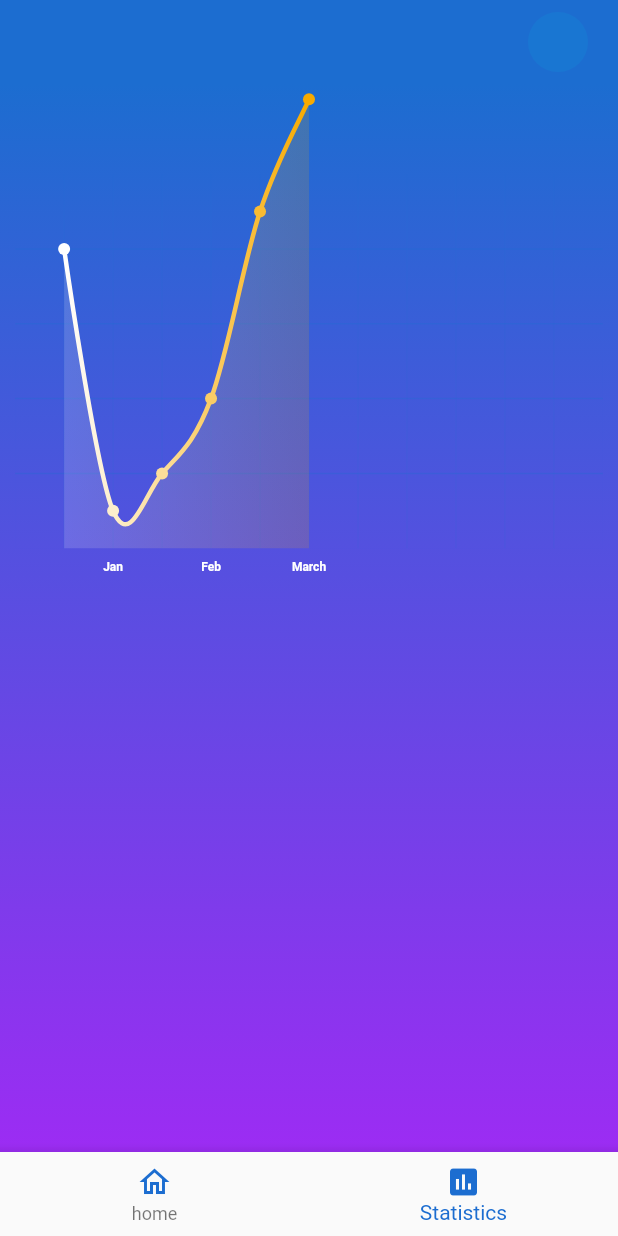
After one commit to ZH1KAR/ewallet, a Flutter app: the HomePage screen opened directly, item 2 of the bottom bar chosen, on a phone screen of 412 x 824 dp. The commit adds this screen. Run offline on Flutter 3.47's test engine with Material 2 defaults, Android fonts, the phone set to English and light mode, and no system bars; drawn by our look-alikes of fl_chart; our stand-ins replace auto_size_text, google_fonts, syncfusion_flutter_charts.

Commit message:
linearChart

```diff
--- a/lib/constants.dart
+++ b/lib/constants.dart
@@ -14,3 +14,5 @@ TextStyle kRobotoMedium =
     GoogleFonts.roboto(color: Colors.white54, fontSize: 6);
 TextStyle kRobotoBlackBold =
     GoogleFonts.roboto(fontSize: 12, fontWeight: FontWeight.bold);
+TextStyle kRobotoChart = GoogleFonts.roboto(
+    fontSize: 8, fontWeight: FontWeight.w600, color: Colors.white);
--- /dev/null
+++ b/lib/screens/chart_screen.dart
@@ -0,0 +1,43 @@
+import 'package:ewallet/constants.dart';
+import 'package:ewallet/widgets/line_chart_widgets.dart';
+import 'package:flutter/material.dart';
+
+class ChartStatistics extends StatefulWidget {
+  const ChartStatistics({Key? key}) : super(key: key);
+
+  @override
+  State<ChartStatistics> createState() => _ChartStatisticsState();
+}
+
+class _ChartStatisticsState extends State<ChartStatistics> {
+  @override
+  Widget build(BuildContext context) {
+    Size size = MediaQuery.of(context).size;
+    return Scaffold(
+      body: SafeArea(
+        child: Container(
+          padding: EdgeInsets.all(10),
+          width: size.width,
+          height: size.height,
+          decoration: BoxDecoration(
+            gradient: LinearGradient(
+                begin: Alignment.topCenter,
+                end: Alignment.bottomCenter,
+                colors: [klightBlue, klightPurpule],
+                tileMode: TileMode.clamp),
+          ),
+          child: ListView(children: [
+            SizedBox(
+              width: size.width,
+              height: size.height * 0.4,
+              child: Padding(
+                padding: const EdgeInsets.only(top: 50.0),
+                child: LineChartWidget(),
+              ),
+            ),
+          ]),
+        ),
+      ),
+    );
+  }
+}
--- a/lib/screens/home.dart
+++ b/lib/screens/home.dart
@@ -1,5 +1,7 @@
 import 'package:auto_size_text/auto_size_text.dart';
 import 'package:ewallet/constants.dart';
+import 'package:ewallet/screens/chart_screen.dart';
+import 'package:ewallet/screens/home_screen.dart';
 import 'package:ewallet/widgets/credit_card.dart';
 import 'package:ewallet/widgets/home_prop_cards.dart';
 import 'package:ewallet/widgets/monthly_log.dart';
@@ -15,6 +17,26 @@ class HomePage extends StatefulWidget {
 
 class _HomePageState extends State<HomePage> {
   final time = DateTime.now();
+  List _listPage = [];
+  int _currentIndex = 0;
+  Widget? _currentPage;
+  @override
+  void initState() {
+    _listPage
+      ..add(HomeScreen())
+      ..add(ChartStatistics());
+    _currentPage = HomeScreen();
+    // getCurrentPage(currentIndex);
+    super.initState();
+  }
+
+  void getCurrentPage(int selectedIndex) {
+    setState(() {
+      _currentIndex = selectedIndex;
+      _currentPage = _listPage[selectedIndex];
+    });
+  }
+
   @override
   Widget build(BuildContext context) {
     Size size = MediaQuery.of(context).size;
@@ -31,48 +53,10 @@ class _HomePageState extends State<HomePage> {
             )
           ],
           backgroundColor: klightBlue),
-      body: Container(
-        width: size.width,
-        height: size.height,
-        decoration: BoxDecoration(
-          gradient: LinearGradient(
-              begin: Alignment.topCenter,
-              end: Alignment.bottomCenter,
-              colors: [klightBlue, klightPurpule],
-              tileMode: TileMode.clamp),
-        ),
-        child: Column(
-          children: [
-            CreditCard(),
-            Row(
-              children: [
-                HomeCards(icon: Icons.import_contacts),
-                HomeCards(icon: Icons.compare_arrows),
-                HomeCards(icon: Icons.add_circle_outline),
-                HomeCards(icon: Icons.shopping_basket),
-              ],
-            ),
-            SizedBox(
-              height: size.height * 0.2725,
-              child: Card(
-                color: Colors.white,
-                child: ListView(
-                  padding: EdgeInsets.all(10.0),
-                  children: [
-                    AutoSizeText("This Month", style: kRobotoBlackBold),
-                    MonthlyLog(
-                        subtitleText: time.toString(),
-                        titleText: 'WithdrawPay',
-                        paymentNumber: "\$1500"),
-                  ],
-                ),
-              ),
-            ),
-          ],
-        ),
-      ),
+      body: _currentPage,
       bottomNavigationBar: BottomAppBar(
         child: BottomNavigationBar(
+          currentIndex: _currentIndex,
           items: [
             BottomNavigationBarItem(
                 icon: Icon(
@@ -84,6 +68,16 @@ class _HomePageState extends State<HomePage> {
                   Icons.home_filled,
                   color: klightBlue,
                 )),
+            // BottomNavigationBarItem(
+            //     icon: Icon(
+            //       Icons.notifications_active_outlined,
+            //       color: klightBlue,
+            //     ),
+            //     label: "Notifications",
+            //     activeIcon: Icon(
+            //       Icons.notifications_active,
+            //       color: klightBlue,
+            //     )),
             BottomNavigationBarItem(
                 icon: Icon(
                   Icons.insert_chart_outlined,
@@ -94,7 +88,19 @@ class _HomePageState extends State<HomePage> {
                   Icons.insert_chart,
                   color: klightBlue,
                 )),
+            // BottomNavigationBarItem(
+            //   icon: Icon(
+            //     Icons.account_circle_outlined,
+            //     color: klightBlue,
+            //   ),
+            //   label: "Profile",
+            //   activeIcon: Icon(
+            //     Icons.account_circle,
+            //     color: klightBlue,
+            //   ),
+            // ),
           ],
+          onTap: (value) => getCurrentPage(value),
         ),
       ),
     );
--- /dev/null
+++ b/lib/screens/home_screen.dart
@@ -0,0 +1,55 @@
+import 'package:auto_size_text/auto_size_text.dart';
+import 'package:ewallet/constants.dart';
+import 'package:ewallet/widgets/credit_card.dart';
+import 'package:ewallet/widgets/home_prop_cards.dart';
+import 'package:ewallet/widgets/monthly_log.dart';
+import 'package:flutter/material.dart';
+
+class HomeScreen extends StatelessWidget {
+  HomeScreen({Key? key}) : super(key: key);
+  final time = DateTime.now();
+  @override
+  Widget build(BuildContext context) {
+    Size size = MediaQuery.of(context).size;
+    return Container(
+      width: size.width,
+      height: size.height,
+      decoration: BoxDecoration(
+        gradient: LinearGradient(
+            begin: Alignment.topCenter,
+            end: Alignment.bottomCenter,
+            colors: [klightBlue, klightPurpule],
+            tileMode: TileMode.clamp),
+      ),
+      child: Column(
+        children: [
+          CreditCard(),
+          Row(
+            children: [
+              HomeCards(icon: Icons.import_contacts),
+              HomeCards(icon: Icons.compare_arrows),
+              HomeCards(icon: Icons.add_circle_outline),
+              HomeCards(icon: Icons.shopping_basket),
+            ],
+          ),
+          SizedBox(
+            height: size.height * 0.2725,
+            child: Card(
+              color: Colors.white,
+              child: ListView(
+                padding: EdgeInsets.all(10.0),
+                children: [
+                  AutoSizeText("This Month", style: kRobotoBlackBold),
+                  MonthlyLog(
+                      subtitleText: time.toString(),
+                      titleText: 'WithdrawPay',
+                      paymentNumber: "\$1500"),
+                ],
+              ),
+            ),
+          ),
+        ],
+      ),
+    );
+  }
+}
--- /dev/null
+++ b/lib/widgets/bar_chart.dart
@@ -0,0 +1,16 @@
+import 'package:flutter/material.dart';
+import 'package:fl_chart/fl_chart.dart';
+
+class BarChart extends StatefulWidget {
+  const BarChart({Key? key}) : super(key: key);
+
+  @override
+  State<BarChart> createState() => _BarChartState();
+}
+
+class _BarChartState extends State<BarChart> {
+  @override
+  Widget build(BuildContext context) {
+    return Container();
+  }
+}
--- /dev/null
+++ b/lib/widgets/line_chart_widgets.dart
@@ -0,0 +1,170 @@
+import 'package:ewallet/constants.dart';
+import 'package:fl_chart/fl_chart.dart';
+import 'package:flutter/material.dart';
+import "package:syncfusion_flutter_charts/charts.dart";
+import 'package:intl/intl.dart';
+
+class LineChartWidget extends StatefulWidget {
+  LineChartWidget({Key? key}) : super(key: key);
+
+  @override
+  State<LineChartWidget> createState() => _LineChartWidgetState();
+}
+
+class _LineChartWidgetState extends State<LineChartWidget> {
+  // List<SalesData>? _chartData;
+  TooltipBehavior? _tooltipBehavior;
+
+  final List<Color> gradient = [
+    Color(0xFFFFFFFF),
+    Color(0xFFF7AA00),
+  ];
+
+  // List<Data> getChartData() {
+  //   final List<SalesData> chartData = [
+  //     Data(id:0,name:),
+  //     Data(year: 2018, sale: 23),
+  //     Data(year: 2019, sale: 12),
+  //     Data(year: 2020, sale: 18),
+  //     Data(year: 2021, sale: 8),
+  //     Data(year: 2022, sale: 30),
+  //   ];
+  //   return chartData;
+  // }
+
+  @override
+  void initState() {
+    // _chartData = getChartData();
+    _tooltipBehavior = TooltipBehavior(enable: true);
+    super.initState();
+  }
+
+  @override
+  Widget build(BuildContext context) {
+    // return SfCartesianChart(
+    //     title: ChartTitle(
+    //       text: "Monthly Report",
+    //       textStyle: kRoboto,
+    //     ),
+    //     legend: Legend(isVisible: true, isResponsive: true),
+    //     series: <ChartSeries<SalesData, num>>[
+    //       LineSeries(
+    //         name: "Line",
+    //         dataSource: _chartData!,
+    //         xValueMapper: (SalesData sales, _) => sales.year,
+    //         yValueMapper: (SalesData sales, _) => sales.sale,
+    //       ),
+    //     ],
+    //     primaryXAxis: NumericAxis(edgeLabelPlacement: EdgeLabelPlacement.shift),
+    //     primaryYAxis: NumericAxis(
+    //         numberFormat: NumberFormat.compactCurrency(
+    //             locale: "en_Iraq",
+    //             name: "Iraqi Dinar",
+    //             decimalDigits: 0,
+    //             symbol: "IQD")));
+    return LineChart(
+      LineChartData(
+        minX: 0,
+        maxX: 12,
+        minY: 0,
+        maxY: 10,
+        titlesData: LineData.getTitleData(),
+        gridData: FlGridData(
+          // show: true,
+          getDrawingHorizontalLine: (value) {
+            return FlLine(
+              color: klightBlue.withOpacity(0.3),
+              strokeWidth: 1,
+            );
+          },
+          drawVerticalLine: true,
+          getDrawingVerticalLine: (value) {
+            return FlLine(
+              color: klightBlue.withOpacity(0.1),
+              strokeWidth: 1,
+            );
+          },
+        ),
+        borderData: FlBorderData(
+            show: true,
+            border: Border.all(
+              color: klightBlue.withOpacity(0.1),
+              width: 0.1,
+            )),
+        lineBarsData: [
+          LineChartBarData(
+            spots: [
+              FlSpot(1, 8),
+              FlSpot(2, 1),
+              FlSpot(3, 2),
+              FlSpot(4, 4),
+              FlSpot(5, 9),
+              FlSpot(6, 12),
+            ],
+            isCurved: true,
+            colors: gradient,
+            barWidth: 3,
+            belowBarData: BarAreaData(
+              show: true,
+              colors: gradient
+                  .map(
+                    (e) => e.withOpacity(0.15),
+                  )
+                  .toList(),
+            ),
+          ),
+        ],
+      ),
+    );
+  }
+}
+
+// class SalesData {
+//   num? year;
+//   num? sale;
+//   // double get years {
+//   //   return year;
+//   // }
+
+//   // double get sales {
+//   //   return sale;
+//   // }
+
+//   SalesData({required this.year, required this.sale});
+// }
+class LineData {
+  static getTitleData() => FlTitlesData(
+        show: true,
+        topTitles: SideTitles(showTitles: false),
+        rightTitles: SideTitles(showTitles: false),
+        leftTitles: SideTitles(
+          showTitles: false,
+        ),
+        bottomTitles: SideTitles(
+          showTitles: true,
+          reservedSize: 22,
+          getTextStyles: (ctx, _) => kRobotoChart,
+          getTitles: (value) {
+            switch (value.toInt()) {
+              case 2:
+                return "Jan";
+              case 4:
+                return "Feb";
+
+              case 6:
+                return "March";
+            }
+            return "";
+          },
+          margin: 8,
+        ),
+      );
+}
+
+class Data {
+  final int id;
+  final String name;
+  final double y;
+
+  Data({required this.id, required this.name, required this.y});
+}
--- a/pubspec.yaml
+++ b/pubspec.yaml
@@ -36,6 +36,8 @@ dependencies:
   cupertino_icons: ^1.0.2
   google_fonts: ^2.3.1
   auto_size_text: ^3.0.0
+  fl_chart: ^0.46.0
+  syncfusion_flutter_charts: ^19.4.56
 
 dev_dependencies:
   flutter_test:
```
Also changed, not shown: pubspec.lock.
